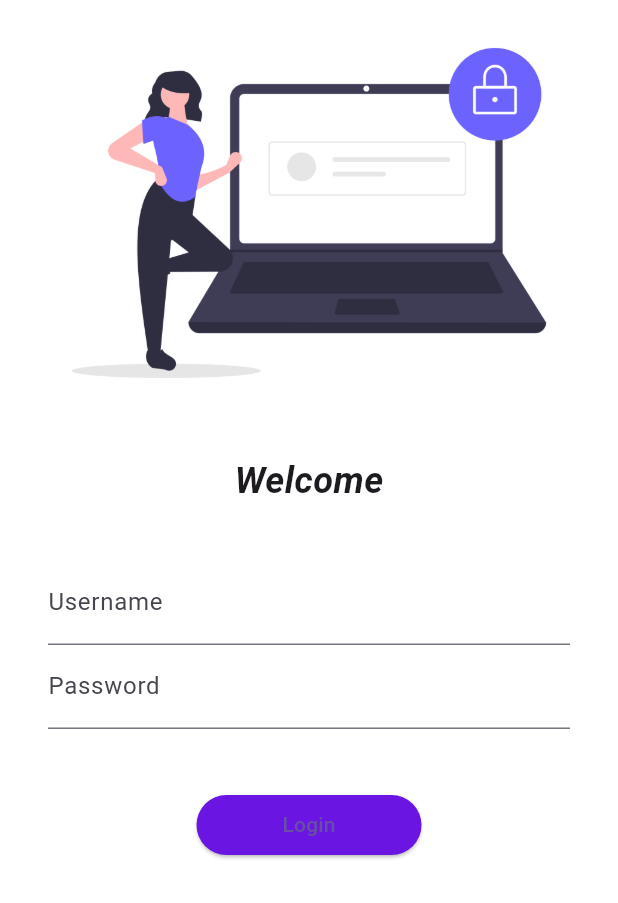
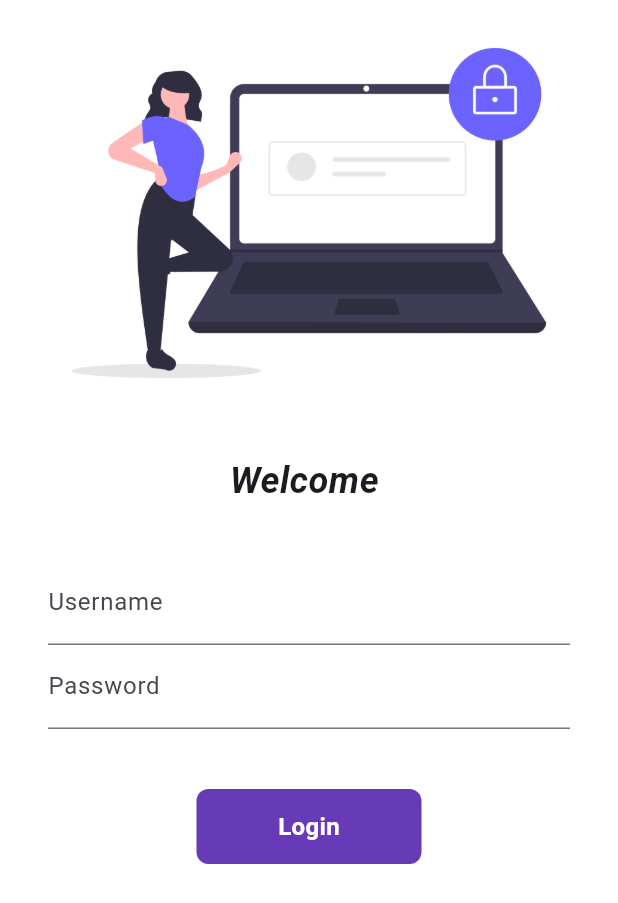
Before and after one commit to web3Gurung/FirstFlutterCodepurApp, a Flutter app: the screen it shows after launch, on a phone screen of 412 x 824 dp. Shown: the top 903 px of the screen. Run offline on Flutter 3.47's test engine with Material 3 defaults, Android fonts, the phone set to English and light mode, and no system bars; our stand-ins replace google_fonts.

Commit message:
day 6 - LoginPage -> home, animations

```diff
--- a/lib/pages/login_page.dart
+++ b/lib/pages/login_page.dart
@@ -1,8 +1,16 @@
 import 'package:flutter/material.dart';
 import 'package:open_app/utils/routes.dart';
 
-class LoginPage extends StatelessWidget {
+class LoginPage extends StatefulWidget {
   const LoginPage({super.key});
+
+  @override
+  State<LoginPage> createState() => _LoginPageState();
+}
+
+class _LoginPageState extends State<LoginPage> {
+  String name = "";
+  bool changeButton = false;
 
   @override
   Widget build(BuildContext context) {
@@ -17,9 +25,9 @@ class LoginPage extends StatelessWidget {
             const SizedBox(
               height: 20.0,
             ),
-            const Text(
-              "Welcome",
-              style: TextStyle(
+            Text(
+              "Welcome $name",
+              style: const TextStyle(
                   fontSize: 24,
                   fontWeight: FontWeight.bold,
                   fontStyle: FontStyle.italic),
@@ -36,6 +44,10 @@ class LoginPage extends StatelessWidget {
                       hintText: "Input Username",
                       labelText: "Username",
                     ),
+                    onChanged: (value) {
+                      name = value;
+                      setState(() {});
+                    },
                   ),
                   TextFormField(
                     obscureText: true,
@@ -45,16 +57,50 @@ class LoginPage extends StatelessWidget {
                   const SizedBox(
                     height: 40.0,
                   ),
-                  ElevatedButton(
-                    onPressed: () {
+
+                  InkWell(
+                    onTap: () async {
+                      setState(() {
+                        changeButton = true;
+                      });
+
+                      await Future.delayed(const Duration(seconds: 1));
                       Navigator.pushNamed(context, MyRoutes.homeRoute);
                     },
-                    style: TextButton.styleFrom(
-                        backgroundColor:
-                            const Color.fromARGB(255, 107, 21, 227),
-                        minimumSize: const Size(150, 40)),
-                    child: const Text("Login"),
+                    child: AnimatedContainer(
+                        duration: const Duration(seconds: 1),
+                        width: changeButton ? 50 : 150,
+                        height: 50,
+                        alignment: Alignment.center,
+                        decoration: BoxDecoration(
+                          color: Colors.deepPurple,
+                          // shape: changeButton
+                          //     ? BoxShape.circle
+                          //     : BoxShape.rectangle,
+                          borderRadius:
+                              BorderRadius.circular(changeButton ? 50 : 8),
+                        ),
+                        child: changeButton
+                            ? const Icon(Icons.done, color: Colors.white)
+                            : const Text(
+                                "Login",
+                                style: TextStyle(
+                                    color: Colors.white,
+                                    fontWeight: FontWeight.bold,
+                                    fontSize: 16),
+                              )),
                   ),
+
+                  // ElevatedButton(
+                  //   onPressed: () {
+                  //     Navigator.pushNamed(context, MyRoutes.homeRoute);
+                  //   },
+                  //   style: TextButton.styleFrom(
+                  //       backgroundColor:
+                  //           const Color.fromARGB(255, 107, 21, 227),
+                  //       minimumSize: const Size(150, 40)),
+                  //   child: const Text("Login"),
+                  // ),
                 ],
               ),
             )
```
